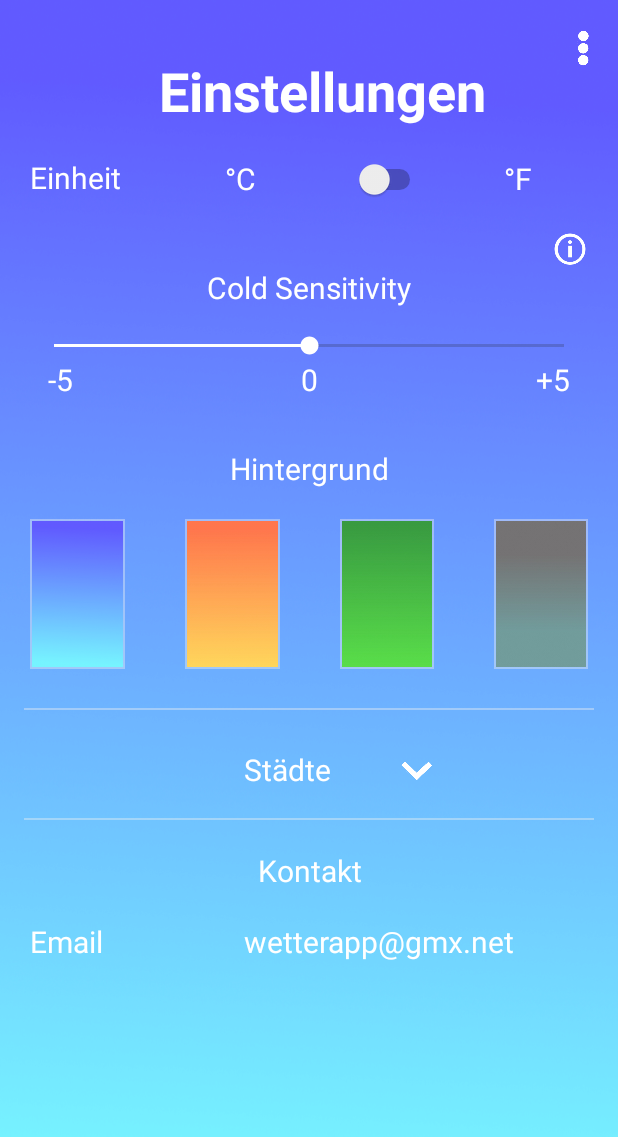
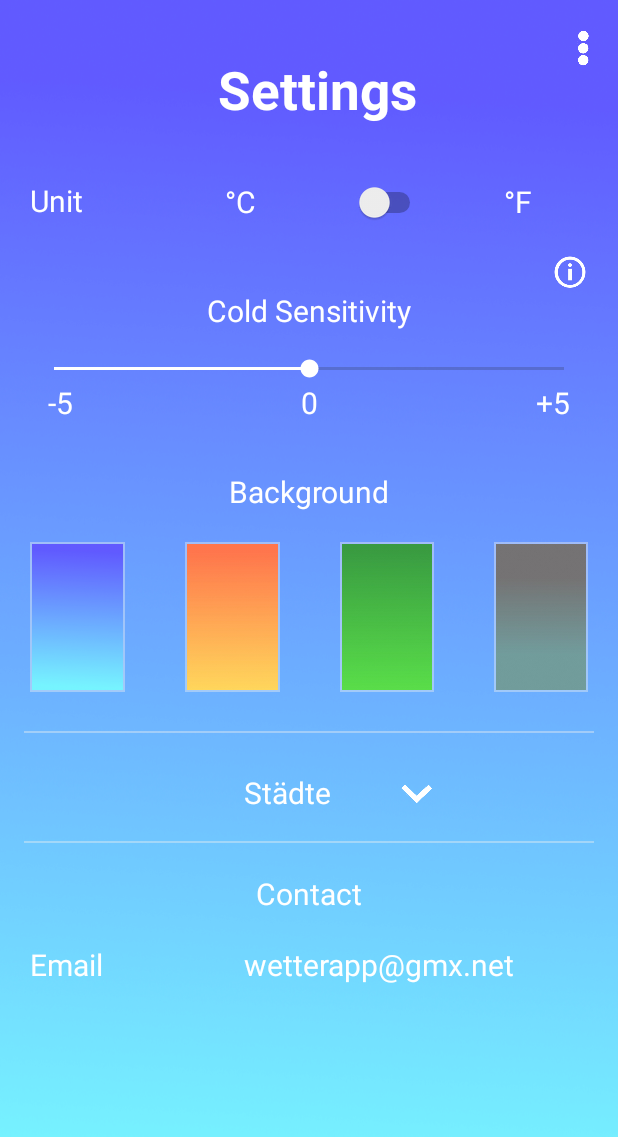
Before and after one commit to NESBasti/AndroidProject, an Android app: the Settings screen opened directly, with no data from a screen before it, on a phone screen of 412 x 824 dp. Shown: the top 1137 px of the screen. Run offline under Robolectric (Android 15) with nearby library versions, the phone set to English and light mode, and no system bars.

Commit message:
fixed text-display bug

```diff
--- a/app/src/main/res/layout/activity_settings.xml
+++ b/app/src/main/res/layout/activity_settings.xml
@@ -12,7 +12,7 @@
     <LinearLayout
         android:layout_marginTop="20dp"
         android:layout_width="match_parent"
-        android:layout_height="wrap_content"
+        android:layout_height="80dp"
         android:orientation="horizontal"
         android:layout_marginLeft="8dp"
         android:layout_marginRight="8dp">
@@ -21,15 +21,18 @@
             android:id="@+id/MySettingsTag"
             style="@style/WhiteText"
             android:layout_width="match_parent"
-            android:layout_height="wrap_content"
-            android:layout_marginLeft="96dp"
+            android:layout_height="56dp"
+            android:layout_marginLeft="90dp"
             android:layout_marginTop="16dp"
             android:layout_weight="1"
-            android:text="Einstellungen"
+            android:text="@string/TextViewSettings"
             android:textAlignment="center"
             android:textSize="36sp"
             android:textStyle="bold"
-            tools:text="@string/TextViewSettings" />
+            app:autoSizeMaxTextSize="36sp"
+            app:autoSizeMinTextSize="25sp"
+            app:autoSizeStepGranularity="2sp"
+            app:autoSizeTextType="uniform" />
 
         <ImageView
             android:layout_marginTop="12dp"
@@ -65,8 +68,7 @@
                     android:layout_width="match_parent"
                     android:layout_height="match_parent"
                     android:layout_weight="1"
-                    android:text="Einheit"
-                    tools:text="@string/TextViewUnit" />
+                    android:text="@string/TextViewUnit" />
                 <TextView
                     android:layout_width="match_parent"
                     android:layout_height="match_parent"
@@ -107,9 +109,8 @@
                 android:layout_width="match_parent"
                 android:layout_height="wrap_content"
                 android:layout_marginBottom="20dp"
-                android:text="Hintergrund"
                 android:textAlignment="center"
-                tools:text="@string/TextViewBackground" />
+                android:text="@string/TextViewBackground" />
 
             <LinearLayout
                 android:layout_width="match_parent"
@@ -238,9 +239,8 @@
                 android:layout_width="match_parent"
                 android:layout_height="wrap_content"
                 android:layout_marginTop="20dp"
-                android:text="Kontakt"
                 android:textAlignment="center"
-                tools:text="@string/TextViewContact" />
+                android:text="@string/TextViewContact" />
 
             <LinearLayout
                 android:layout_width="match_parent"
--- a/app/src/main/res/layout/hourly.xml
+++ b/app/src/main/res/layout/hourly.xml
@@ -23,7 +23,7 @@
         android:textAlignment="center"
         android:textSize="20dp"
         app:layout_constraintTop_toBottomOf="@id/MyViewHourly"
-        tools:text="@string/TextViewHourly" />
+        android:text="@string/TextViewHourly" />
 
     <LinearLayout
         android:layout_marginTop="30dp"
```
